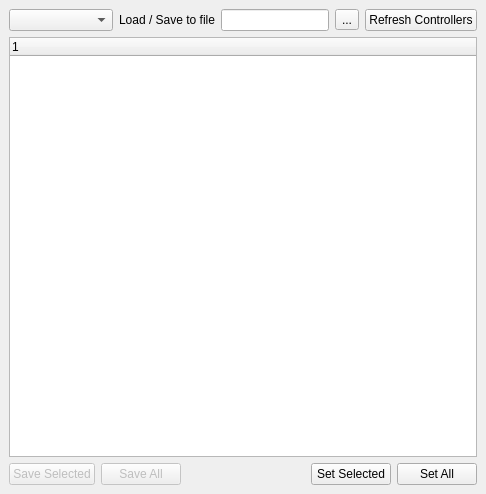
shadow-robot/sr-ros-interface, file sr_gui_controller_tuner/uis/SrGuiControllerTuner.ui: the form before one commit.
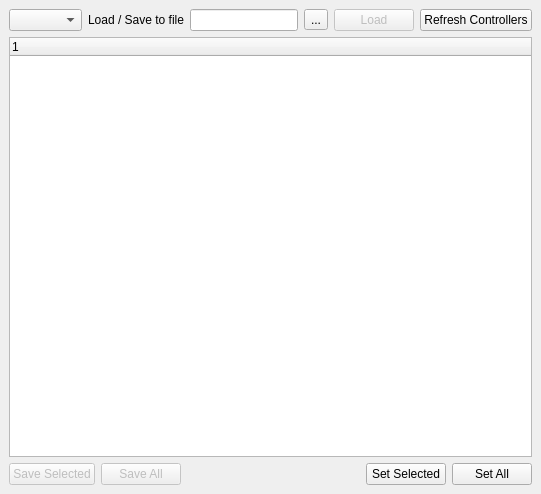
The form after the commit.

The edit to the form file:
```diff
--- a/sr_gui_controller_tuner/uis/SrGuiControllerTuner.ui
+++ b/sr_gui_controller_tuner/uis/SrGuiControllerTuner.ui
@@ -6,7 +6,7 @@
    <rect>
     <x>0</x>
     <y>0</y>
-    <width>486</width>
+    <width>541</width>
     <height>494</height>
    </rect>
   </property>
@@ -56,6 +56,16 @@
           </property>
          </widget>
         </item>
+        <item>
+         <widget class="QPushButton" name="btn_load">
+          <property name="enabled">
+           <bool>false</bool>
+          </property>
+          <property name="text">
+           <string>Load</string>
+          </property>
+         </widget>
+        </item>
         <item>
          <widget class="QPushButton" name="btn_refresh_ctrl">
           <property name="text">
```
